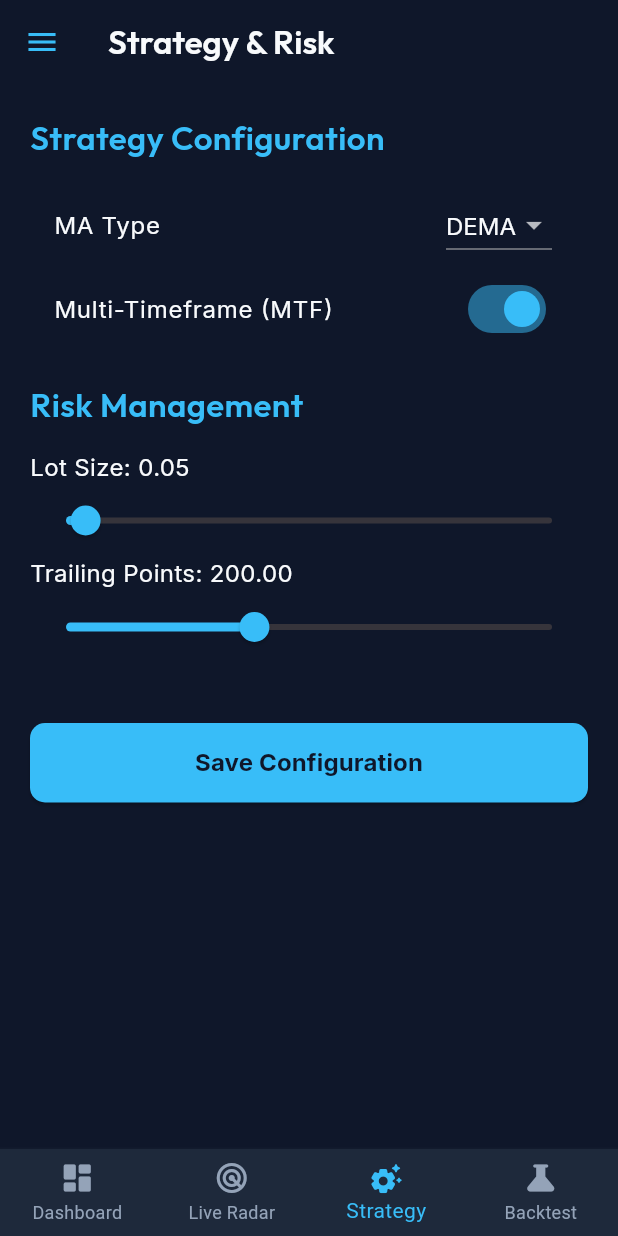
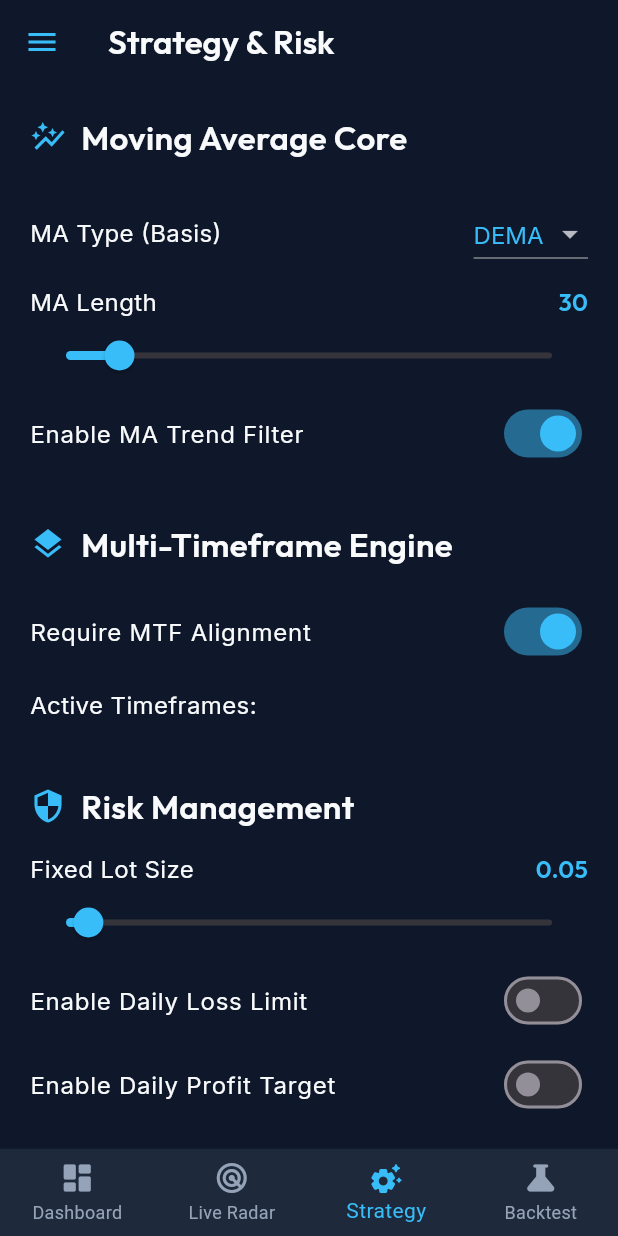
Before and after one commit to mahmoud97rmd/Tr1, a Flutter app: the screen it shows after launch, item 3 of the bottom bar chosen, on a phone screen of 412 x 824 dp. Run offline on Flutter 3.47's test engine with Material 3 defaults, Android fonts, the light colour scheme and no system bars; drawn by our look-alikes of flutter_animate; our stand-ins replace dio, flutter_riverpod, glassmorphism, google_fonts, local_auth, percent_indicator; network calls fail.

Commit message:
Wire up strategy configurator to live bot_state

```diff
--- a/lib/core/api/api_client.dart
+++ b/lib/core/api/api_client.dart
@@ -30,6 +30,7 @@ class ApiClient {
   Future<void> closeAllPositions() async {
     await _dio.post('/api/positions/close_all');
   }
-
-  // Future methods for config PUT requests...
+  Future<void> updateConfig(Map<String, dynamic> config) async {
+    await _dio.put('/api/config', data: config);
+  }
 }
--- a/lib/features/dashboard/providers/bot_state_provider.dart
+++ b/lib/features/dashboard/providers/bot_state_provider.dart
@@ -39,6 +39,11 @@ class BotStateNotifier extends StateNotifier<Map<String, dynamic>> {
     await _apiClient.closeAllPositions();
   }
 
+  Future<void> updateConfig(Map<String, dynamic> config) async {
+    await _apiClient.updateConfig(config);
+    await fetchStatus();
+  }
+
   @override
   void dispose() {
     _timer?.cancel();
--- a/lib/features/strategy_config/presentation/configurator_screen.dart
+++ b/lib/features/strategy_config/presentation/configurator_screen.dart
@@ -1,24 +1,32 @@
 import 'package:flutter/material.dart';
 import 'package:flutter_riverpod/flutter_riverpod.dart';
+import 'package:flutter_animate/flutter_animate.dart';
 import '../../../../core/theme/app_colors.dart';
 import '../../../../core/theme/text_styles.dart';
+import '../../dashboard/providers/bot_state_provider.dart';
 
-// Placeholder for full implementation. In a real scenario, this would use dio PUT requests.
-class ConfiguratorScreen extends ConsumerStatefulWidget {
+class ConfiguratorScreen extends ConsumerWidget {
   const ConfiguratorScreen({super.key});
 
   @override
-  ConsumerState<ConfiguratorScreen> createState() => _ConfiguratorScreenState();
-}
+  Widget build(BuildContext context, WidgetRef ref) {
+    final botState = ref.watch(botStateProvider);
+    if (botState.isEmpty) {
+      return const Center(child: CircularProgressIndicator(color: AppColors.primaryNeon));
+    }
 
-class _ConfiguratorScreenState extends ConsumerState<ConfiguratorScreen> {
-  double lotSize = 0.05;
-  double trailPoints = 200;
-  String maType = 'DEMA';
-  bool useMtf = true;
+    final basisType = botState['basis_type'] ?? 'DEMA';
+    final basisLen = botState['basis_len'] ?? 30;
+    final useMtf = botState['use_mtf'] ?? true;
+    final useMa = botState['use_ma'] ?? true;
+    final lotSize = botState['lot_size'] ?? 0.05;
+    final dailyLossEnabled = botState['daily_loss_enabled'] ?? false;
+    final dailyLossUsd = botState['daily_loss_usd'] ?? 100.0;
+    final dailyTargetEnabled = botState['daily_target_enabled'] ?? false;
+    final dailyTargetUsd = botState['daily_target_usd'] ?? 100.0;
 
-  @override
-  Widget build(BuildContext context) {
+    final activeTfs = botState['active_tfs'] as Map<String, dynamic>? ?? {};
+
     return Scaffold(
       backgroundColor: AppColors.backgroundDark,
       appBar: AppBar(
@@ -34,73 +42,153 @@ class _ConfiguratorScreenState extends ConsumerState<ConfiguratorScreen> {
       body: ListView(
         padding: const EdgeInsets.all(20),
         children: [
-          _buildSectionHeader('Strategy Configuration'),
-          _buildDropdown('MA Type', ['DEMA', 'TEMA', 'EMA', 'SMA'], maType, (v) => setState(() => maType = v!)),
-          _buildSwitch('Multi-Timeframe (MTF)', useMtf, (v) => setState(() => useMtf = v)),
-          const SizedBox(height: 20),
-          _buildSectionHeader('Risk Management'),
-          _buildSlider('Lot Size', lotSize, 0.01, 1.0, (v) => setState(() => lotSize = v)),
-          _buildSlider('Trailing Points', trailPoints, 10, 500, (v) => setState(() => trailPoints = v)),
+          _buildSectionHeader(Icons.auto_graph, 'Moving Average Core'),
+          _buildDropdownTile(
+            'MA Type (Basis)',
+            basisType,
+            ['SMA', 'EMA', 'WMA', 'DEMA', 'TEMA', 'VWMA', 'HMA', 'LSMA'],
+            (val) => ref.read(botStateProvider.notifier).updateConfig({'basis_type': val}),
+          ),
+          _buildSliderTile(
+            'MA Length',
+            basisLen.toDouble(),
+            10, 200, 1,
+            (val) => ref.read(botStateProvider.notifier).updateConfig({'basis_len': val.toInt()}),
+          ),
+          _buildSwitchTile(
+            'Enable MA Trend Filter',
+            useMa,
+            (val) => ref.read(botStateProvider.notifier).updateConfig({'use_ma': val}),
+          ),
+
+          const SizedBox(height: 30),
+          _buildSectionHeader(Icons.layers, 'Multi-Timeframe Engine'),
+          _buildSwitchTile(
+            'Require MTF Alignment',
+            useMtf,
+            (val) => ref.read(botStateProvider.notifier).updateConfig({'use_mtf': val}),
+          ),
+          const SizedBox(height: 10),
+          Text('Active Timeframes:', style: AppTextStyles.bodyText),
+          const SizedBox(height: 10),
+          Wrap(
+            spacing: 10,
+            runSpacing: 10,
+            children: activeTfs.entries.map((e) => FilterChip(
+              label: Text(e.key.toUpperCase()),
+              selected: e.value == true,
+              selectedColor: AppColors.primaryNeon.withAlpha(50),
+              checkmarkColor: AppColors.primaryNeon,
+              onSelected: (val) {
+                final newTfs = Map<String, dynamic>.from(activeTfs);
+                newTfs[e.key] = val;
+                ref.read(botStateProvider.notifier).updateConfig({'active_tfs': newTfs});
+              },
+            )).toList(),
+          ),
+
+          const SizedBox(height: 30),
+          _buildSectionHeader(Icons.security, 'Risk Management'),
+          _buildSliderTile(
+            'Fixed Lot Size',
+            lotSize,
+            0.01, 1.0, 0.01,
+            (val) => ref.read(botStateProvider.notifier).updateConfig({'lot_size': val}),
+          ),
+          _buildSwitchTile(
+            'Enable Daily Loss Limit',
+            dailyLossEnabled,
+            (val) => ref.read(botStateProvider.notifier).updateConfig({'daily_loss_enabled': val}),
+          ),
+          if (dailyLossEnabled)
+            _buildSliderTile(
+              'Max Daily Loss (\$)',
+              dailyLossUsd,
+              10, 1000, 10,
+              (val) => ref.read(botStateProvider.notifier).updateConfig({'daily_loss_usd': val}),
+            ),
+
+          _buildSwitchTile(
+            'Enable Daily Profit Target',
+            dailyTargetEnabled,
+            (val) => ref.read(botStateProvider.notifier).updateConfig({'daily_target_enabled': val}),
+          ),
+          if (dailyTargetEnabled)
+            _buildSliderTile(
+              'Daily Profit Target (\$)',
+              dailyTargetUsd,
+              10, 2000, 10,
+              (val) => ref.read(botStateProvider.notifier).updateConfig({'daily_target_usd': val}),
+            ),
+
           const SizedBox(height: 40),
-          ElevatedButton(
-            onPressed: () {
-              // Call API to save via provider
-              ScaffoldMessenger.of(context).showSnackBar(const SnackBar(content: Text('Config Saved!')));
-            },
-            style: ElevatedButton.styleFrom(
-              backgroundColor: AppColors.primaryNeon,
-              padding: const EdgeInsets.symmetric(vertical: 15),
-              shape: RoundedRectangleBorder(borderRadius: BorderRadius.circular(10)),
-            ),
-            child: Text('Save Configuration', style: AppTextStyles.bodyText.copyWith(color: AppColors.backgroundDark, fontWeight: FontWeight.bold)),
-          )
+        ],
+      ).animate().fade().slideY(begin: 0.1),
+    );
+  }
+
+  Widget _buildSectionHeader(IconData icon, String title) {
+    return Padding(
+      padding: const EdgeInsets.only(bottom: 15),
+      child: Row(
+        children: [
+          Icon(icon, color: AppColors.primaryNeon, size: 24),
+          const SizedBox(width: 10),
+          Text(title, style: AppTextStyles.heading2),
         ],
       ),
     );
   }
 
-  Widget _buildSectionHeader(String title) {
-    return Padding(
-      padding: const EdgeInsets.only(bottom: 15),
-      child: Text(title, style: AppTextStyles.heading2.copyWith(color: AppColors.primaryNeon)),
+  Widget _buildSwitchTile(String title, bool value, ValueChanged<bool> onChanged) {
+    return SwitchListTile(
+      title: Text(title, style: AppTextStyles.bodyText),
+      value: value,
+      onChanged: onChanged,
+      activeColor: AppColors.primaryNeon,
+      contentPadding: EdgeInsets.zero,
     );
   }
 
-  Widget _buildSwitch(String label, bool value, ValueChanged<bool> onChanged) {
-    return SwitchListTile(
-      title: Text(label, style: AppTextStyles.bodyText),
-      value: value,
-      onChanged: onChanged,
-      activeColor: AppColors.primaryNeon,
-    );
-  }
-
-  Widget _buildDropdown(String label, List<String> options, String value, ValueChanged<String?> onChanged) {
-    return ListTile(
-      title: Text(label, style: AppTextStyles.bodyText),
-      trailing: DropdownButton<String>(
-        value: value,
-        dropdownColor: AppColors.surfaceDark,
-        style: AppTextStyles.bodyText,
-        items: options.map((e) => DropdownMenuItem(value: e, child: Text(e))).toList(),
-        onChanged: onChanged,
-      ),
-    );
-  }
-
-  Widget _buildSlider(String label, double value, double min, double max, ValueChanged<double> onChanged) {
+  Widget _buildSliderTile(String title, double value, double min, double max, double div, ValueChanged<double> onChanged) {
     return Column(
       crossAxisAlignment: CrossAxisAlignment.start,
       children: [
-        Text('$label: ${value.toStringAsFixed(2)}', style: AppTextStyles.bodyText),
+        Row(
+          mainAxisAlignment: MainAxisAlignment.spaceBetween,
+          children: [
+            Text(title, style: AppTextStyles.bodyText),
+            Text(value.toStringAsFixed(div < 1 ? 2 : 0), style: AppTextStyles.heading2.copyWith(color: AppColors.primaryNeon, fontSize: 16)),
+          ],
+        ),
         Slider(
           value: value,
           min: min,
           max: max,
+          divisions: ((max - min) / div).round(),
           activeColor: AppColors.primaryNeon,
           onChanged: onChanged,
         ),
       ],
     );
   }
+
+  Widget _buildDropdownTile(String title, String value, List<String> items, ValueChanged<String?> onChanged) {
+    return Padding(
+      padding: const EdgeInsets.symmetric(vertical: 10),
+      child: Row(
+        mainAxisAlignment: MainAxisAlignment.spaceBetween,
+        children: [
+          Text(title, style: AppTextStyles.bodyText),
+          DropdownButton<String>(
+            value: value,
+            dropdownColor: AppColors.surfaceDark,
+            style: AppTextStyles.bodyText.copyWith(color: AppColors.primaryNeon),
+            items: items.map((e) => DropdownMenuItem(value: e, child: Text(e))).toList(),
+            onChanged: onChanged,
+          ),
+        ],
+      ),
+    );
+  }
 }
```
